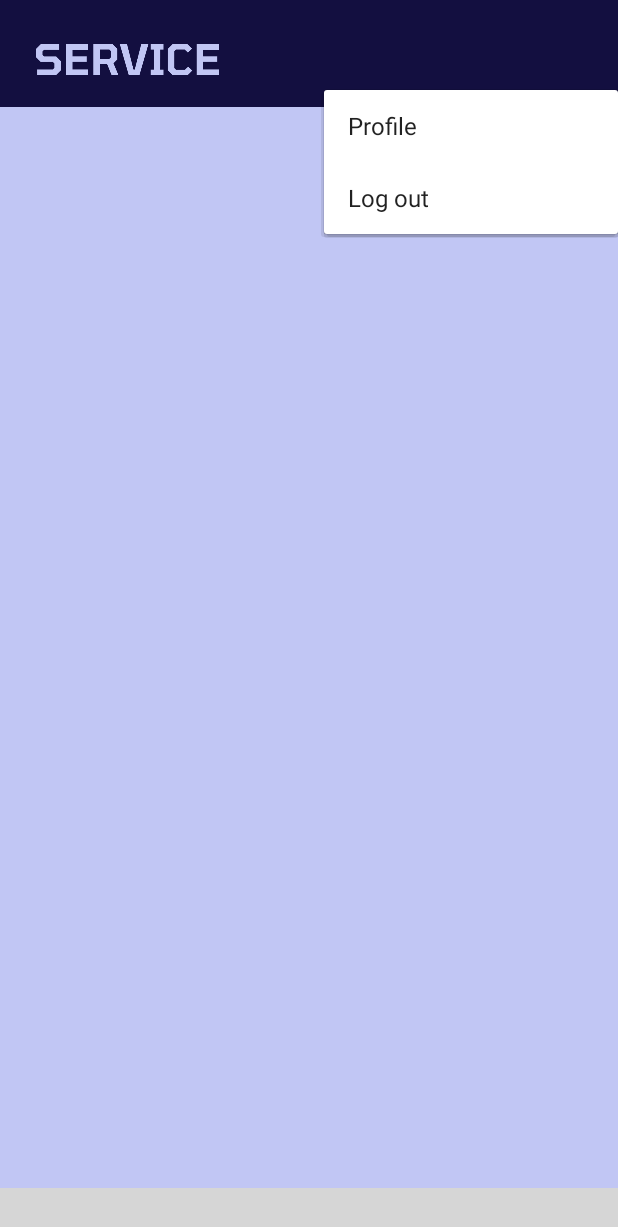
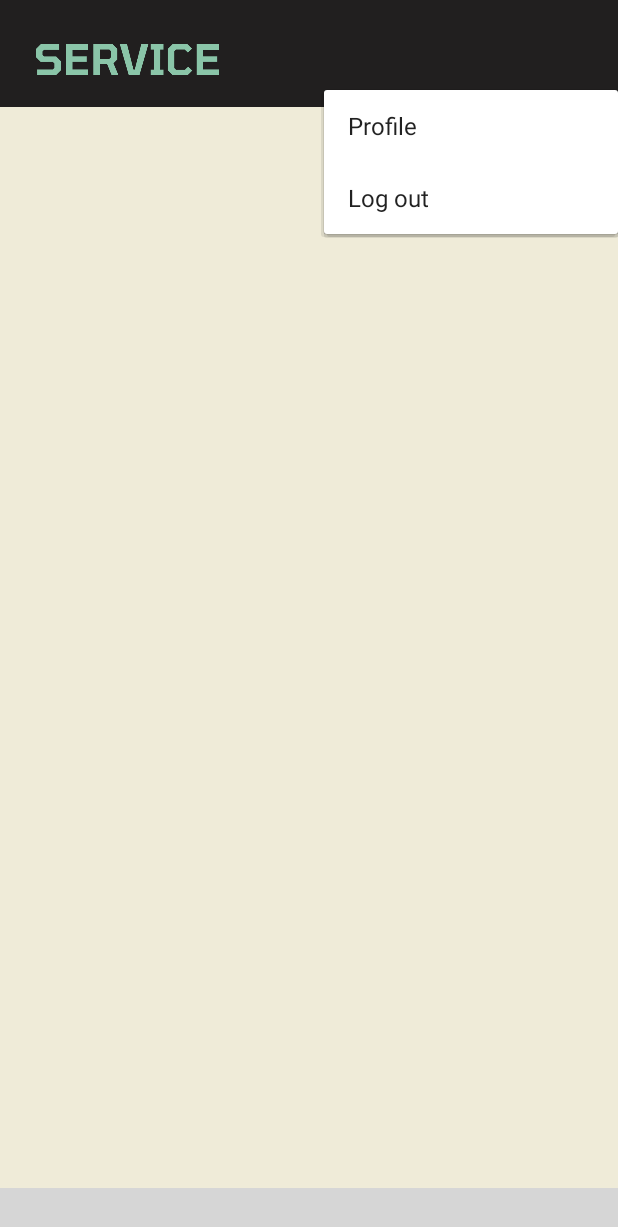
Before and after one commit to MarwaneBella/Serve-App, an Android app: the screen it shows after launch once a user with an empty profile is signed in (MainActivity), after a tap on an icon or button, on a phone screen of 412 x 824 dp. Shown: the top 1227 px of the screen. Run offline under Robolectric (Android 15) with nearby library versions, the phone set to English and light mode, and no system bars; our stand-ins replace CircleImageView, Firebase (no records; nobody signed in at launch, a user with empty details on screens opened directly); libraries missing offline, so code that uses them is left out: com.etebarian.meowbottomnavigation; plain views replace MeowBottomNavigation; pictures from the network do not load; 7 statements that could not run were skipped; grey boxes are pictures that could not be loaded.

Commit message:
hamza update4

```diff
--- a/app/src/main/res/layout/activity_main.xml
+++ b/app/src/main/res/layout/activity_main.xml
@@ -28,7 +28,7 @@
             app:layout_constraintStart_toStartOf="parent"
             app:layout_constraintTop_toTopOf="parent"
             app:srcCompat="@drawable/finalservice"
-            app:tint="@color/secondColor" />
+            app:tint="@color/shineColor" />
 
         <de.hdodenhof.circleimageview.CircleImageView
             android:id="@+id/imgProfile"
@@ -58,7 +58,7 @@
         android:layout_height="wrap_content"
         android:id="@+id/button_navigation"
         app:mbn_circleColor="@color/firstColor"
-        app:mbn_selectedIconColor="@color/secondColor"
+        app:mbn_selectedIconColor="@color/shineColor"
         app:mbn_defaultIconColor="@color/secondColor"
         app:mbn_backgroundBottomColor="@color/firstColor"
         app:mbn_shadowColor="@color/firstColor"
--- a/app/src/main/res/values/colors.xml
+++ b/app/src/main/res/values/colors.xml
@@ -8,8 +8,9 @@
     <color name="black">#FF000000</color>
     <color name="white">#FFFFFFFF</color>
     <color name="specialColor">#1E91E9</color>
-    <color name="secondColor">#C1C6F4</color>
-    <color name="firstColor">#130f40</color>
+    <color name="secondColor">#EFEBD8</color>
+    <color name="firstColor">#211F1F</color>
+    <color name="shineColor">#8AC5A8</color>
 
     <color name="textHintColor">#6B6C73</color>
 </resources>
```
Also changed, not shown: app/src/main/res/drawable/list_bg.xml (+6 -6 lines).
